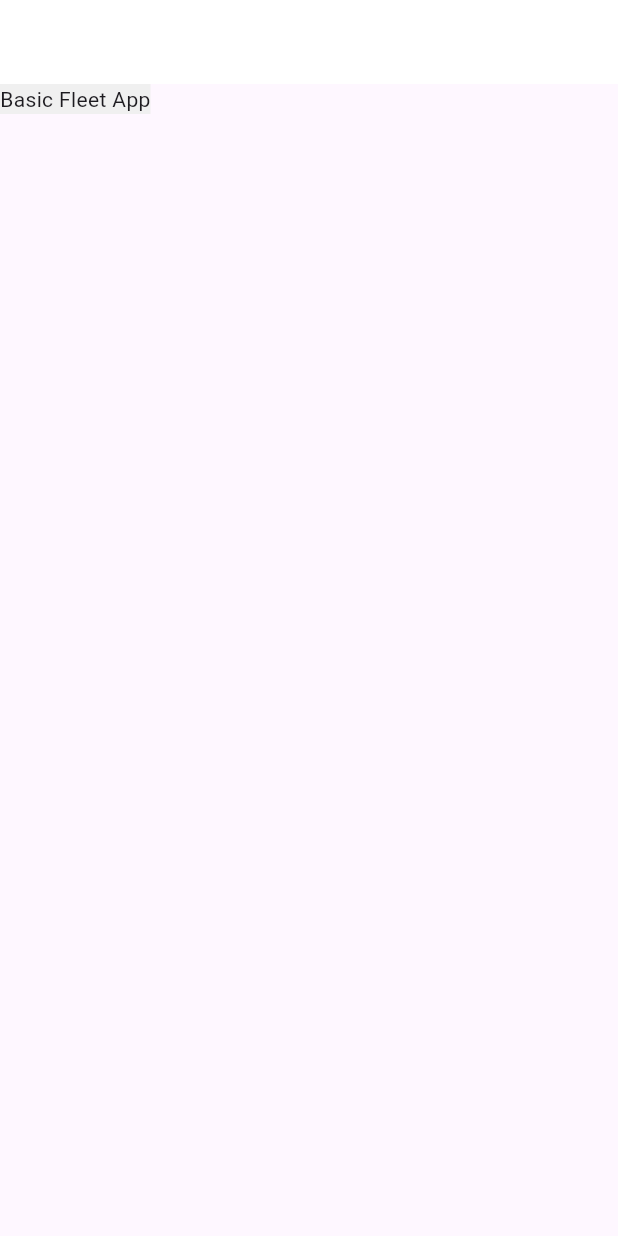
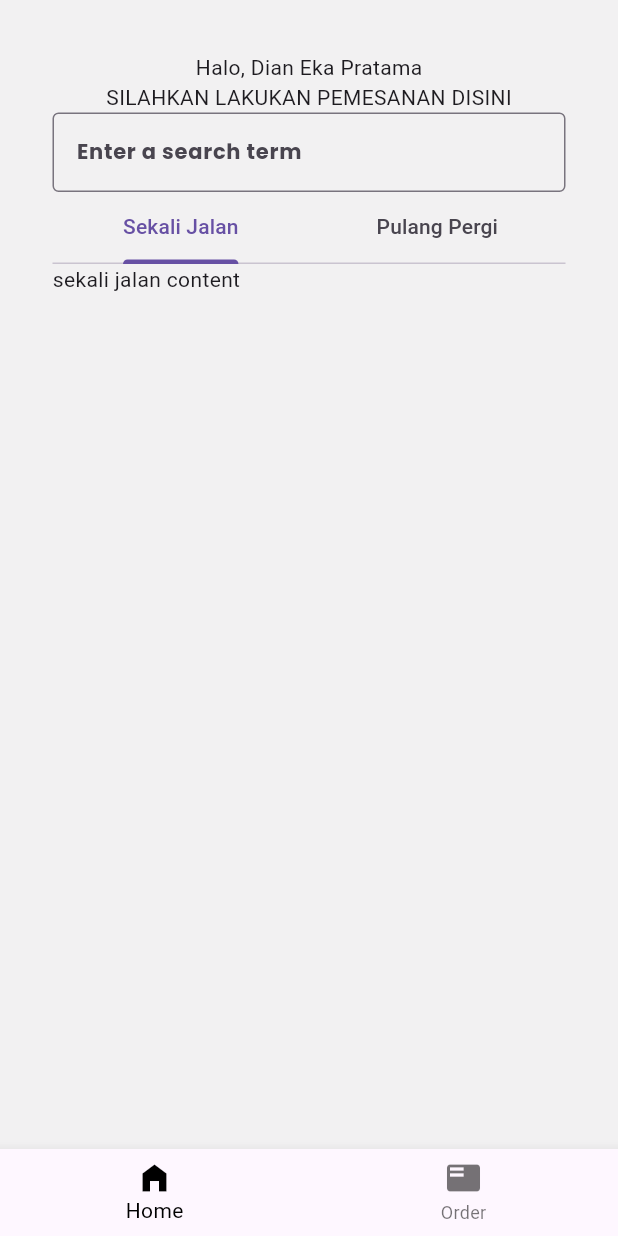
Before and after one commit to triastanto/basic_fleet, a Flutter app: the screen it shows after launch, on a phone screen of 412 x 824 dp. Run offline on Flutter 3.47's test engine with Material 3 defaults, Android fonts, the light colour scheme and no system bars; our stand-ins replace google_fonts.

Commit message:
add TabBar skeleton

```diff
--- a/lib/basic_fleet_theme.dart
+++ b/lib/basic_fleet_theme.dart
@@ -40,7 +40,7 @@ class BasicFleetTheme {
       ),
       appBarTheme: const AppBarTheme(
         foregroundColor: Colors.black,
-        backgroundColor: Colors.white,
+        backgroundColor: Color.fromARGB(255, 240, 240, 240),
       ),
       floatingActionButtonTheme: const FloatingActionButtonThemeData(
         foregroundColor: Colors.white,
@@ -49,6 +49,9 @@ class BasicFleetTheme {
       bottomNavigationBarTheme: const BottomNavigationBarThemeData(
         selectedItemColor: Colors.green,
       ),
+      textSelectionTheme: const TextSelectionThemeData(
+        selectionColor: Colors.black,
+      ),
       textTheme: lightTextTheme,
     );
   }
--- a/lib/home.dart
+++ b/lib/home.dart
@@ -1,4 +1,6 @@
 import 'package:flutter/material.dart';
+
+import '../screens/home_screen.dart';
 
 class Home extends StatefulWidget {
   const Home({super.key});
@@ -8,15 +10,35 @@ class Home extends StatefulWidget {
 }
 
 class HomeState extends State<Home> {
+  int _selectedIndex = 0;
+
+  static List<Widget> pages = <Widget>[
+    HomeScreen(),
+    Container(color: Colors.blue),
+  ];
+
+  void _onItemTapped(int index) {
+    setState(() => _selectedIndex = index);
+  }
+
   @override
   Widget build(BuildContext context) {
     return Scaffold(
-      appBar: AppBar(
-        backgroundColor: Colors.white,
-      ),
-      body: Container(
-        color: const Color.fromRGBO(240, 240, 240, 1),
-        child: const Text('Basic Fleet App'),
+      body: pages[_selectedIndex],
+      bottomNavigationBar: BottomNavigationBar(
+        selectedItemColor: Theme.of(context).textSelectionTheme.selectionColor,
+        currentIndex: _selectedIndex,
+        onTap: _onItemTapped,
+        items: const <BottomNavigationBarItem>[
+        BottomNavigationBarItem(
+          icon: Icon(Icons.home_filled),
+          label: 'Home',
+        ),
+        BottomNavigationBarItem(
+          icon: Icon(Icons.featured_play_list),
+          label: 'Order',
+        ),
+      ],
       ),
     );
   }
--- /dev/null
+++ b/lib/screens/home_screen.dart
@@ -0,0 +1,51 @@
+import 'package:flutter/material.dart';
+
+class HomeScreen extends StatefulWidget {
+  const HomeScreen({super.key});
+
+  @override
+  State<HomeScreen> createState() => _HomeScreenState();
+}
+
+class _HomeScreenState extends State<HomeScreen> with TickerProviderStateMixin {
+  @override
+  Widget build(BuildContext context) {
+    TabController tabController = TabController(length: 2, vsync: this);
+    return Container(
+      color: const Color.fromARGB(2525, 240, 240, 240),
+      padding: const EdgeInsets.all(35),
+      child: Column(
+        children: [
+          const Text('Halo, Dian Eka Pratama'),
+          const Text('SILAHKAN LAKUKAN PEMESANAN DISINI'),
+          const TextField(
+            decoration: InputDecoration(
+              border: OutlineInputBorder(),
+              hintText: 'Enter a search term',
+            ),
+          ),
+          Container(
+            child: TabBar(
+              controller: tabController,
+              tabs: [
+                Tab(text: "Sekali Jalan"),
+                Tab(text: "Pulang Pergi"),
+              ],
+            ),
+          ),
+          Container(
+            width: double.maxFinite,
+            height: 300,
+            child: TabBarView(
+              controller: tabController,
+              children: [
+                Text("sekali jalan content"),
+                Text("pulang pergi content"),
+              ],
+            ),
+          ),
+        ],
+      ),
+    );
+  }
+}
```
